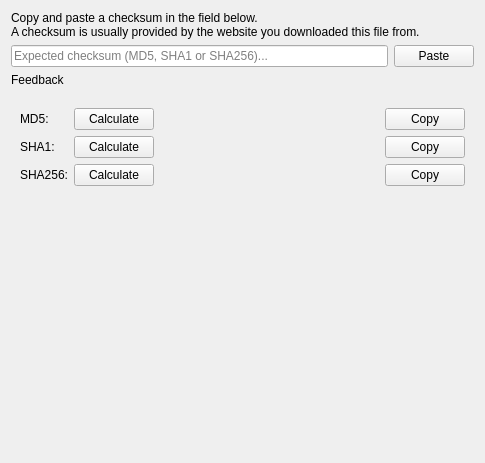
KDE/kio, file src/widgets/checksumswidget.ui: the form before one commit.
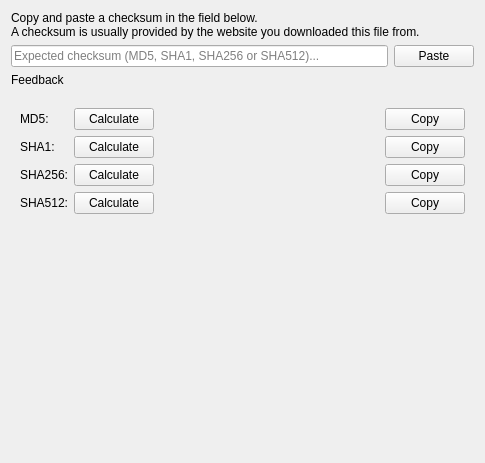
The form after the commit. Icons and pictures are not drawn. Custom widgets are drawn as their Qt base class.

Commit message:
[Properties] Add SHA512 algorithm to checksums widget
FIXED-IN: 5.73

What changed in the file:
```diff
--- a/src/widgets/checksumswidget.ui
+++ b/src/widgets/checksumswidget.ui
@@ -22,11 +22,11 @@
     </widget>
    </item>
    <item>
-    <layout class="QHBoxLayout" name="horizontalLayout_4">
+    <layout class="QHBoxLayout" name="horizontalLayout">
      <item>
       <widget class="QLineEdit" name="lineEdit">
        <property name="placeholderText">
-        <string extracomment="MD5, SHA1 and SHA256 are hashing algorithms">Expected checksum (MD5, SHA1 or SHA256)...</string>
+        <string extracomment="MD5, SHA1, SHA256 and SHA512 are hashing algorithms">Expected checksum (MD5, SHA1, SHA256 or SHA512)...</string>
        </property>
       </widget>
      </item>
@@ -80,8 +80,15 @@
         </property>
        </widget>
       </item>
+      <item row="3" column="0">
+       <widget class="QLabel" name="sha512Label">
+        <property name="text">
+         <string extracomment="SHA512 is the hashing algorithm">SHA512:</string>
+        </property>
+       </widget>
+      </item>
       <item row="0" column="1">
-       <layout class="QHBoxLayout" name="horizontalLayout">
+       <layout class="QHBoxLayout" name="horizontalLayout_1">
         <item>
          <widget class="QPushButton" name="md5Button">
           <property name="text">
@@ -90,7 +97,7 @@
          </widget>
         </item>
         <item>
-         <spacer name="horizontalSpacer">
+         <spacer name="horizontalSpacer_1">
           <property name="orientation">
            <enum>Qt::Horizontal</enum>
           </property>
@@ -194,6 +201,44 @@
         </item>
        </layout>
       </item>
+      <item row="3" column="1">
+       <layout class="QHBoxLayout" name="horizontalLayout_4">
+        <item>
+         <widget class="QPushButton" name="sha512Button">
+          <property name="text">
+           <string>Calculate</string>
+          </property>
+         </widget>
+        </item>
+        <item>
+         <spacer name="horizontalSpacer_4">
+          <property name="orientation">
+           <enum>Qt::Horizontal</enum>
+          </property>
+          <property name="sizeHint" stdset="0">
+           <size>
+            <width>40</width>
+            <height>20</height>
+           </size>
+          </property>
+         </spacer>
+        </item>
+        <item>
+         <widget class="QPushButton" name="sha512CopyButton">
+          <property name="toolTip">
+           <string>Click to copy the checksum to the clipboard.</string>
+          </property>
+          <property name="text">
+           <string>Copy</string>
+          </property>
+          <property name="icon">
+           <iconset theme="edit-copy">
+            <normaloff>.</normaloff>.</iconset>
+          </property>
+         </widget>
+        </item>
+       </layout>
+      </item>
      </layout>
     </widget>
    </item>
```
Left out of the diff: 8 changed lines with no effect on the pictures. The commit also changes 2 other files.
